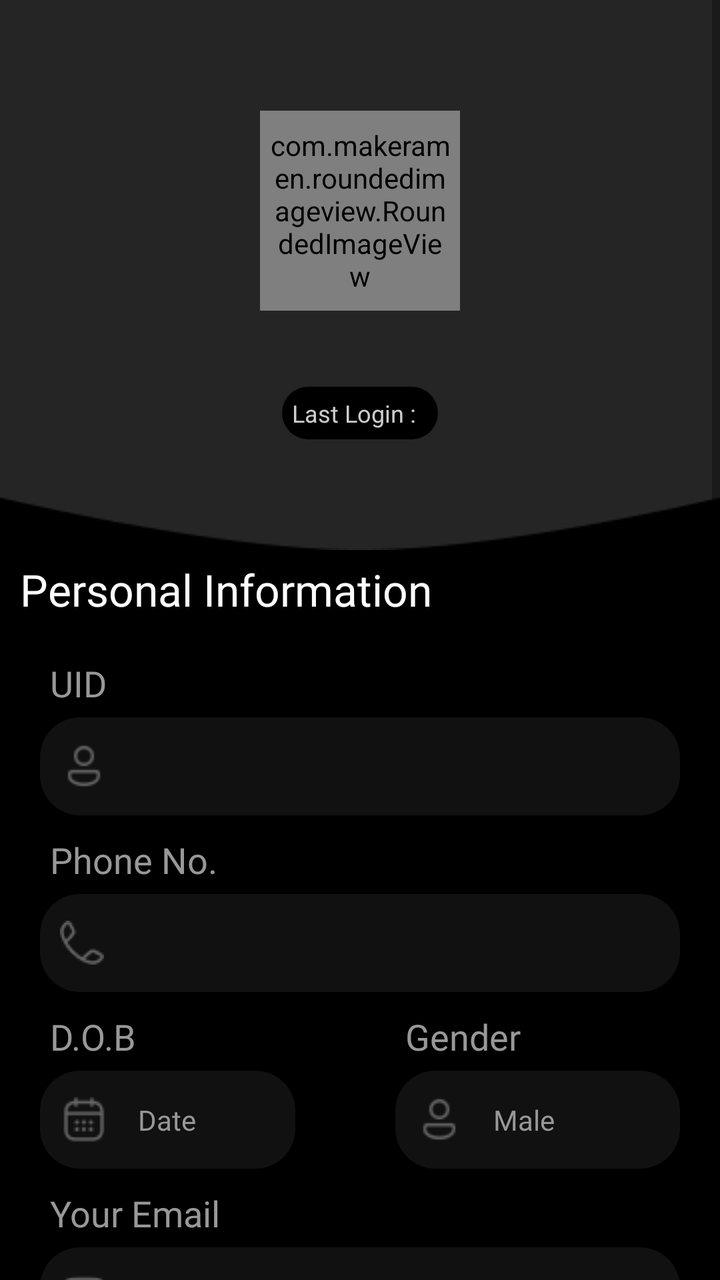
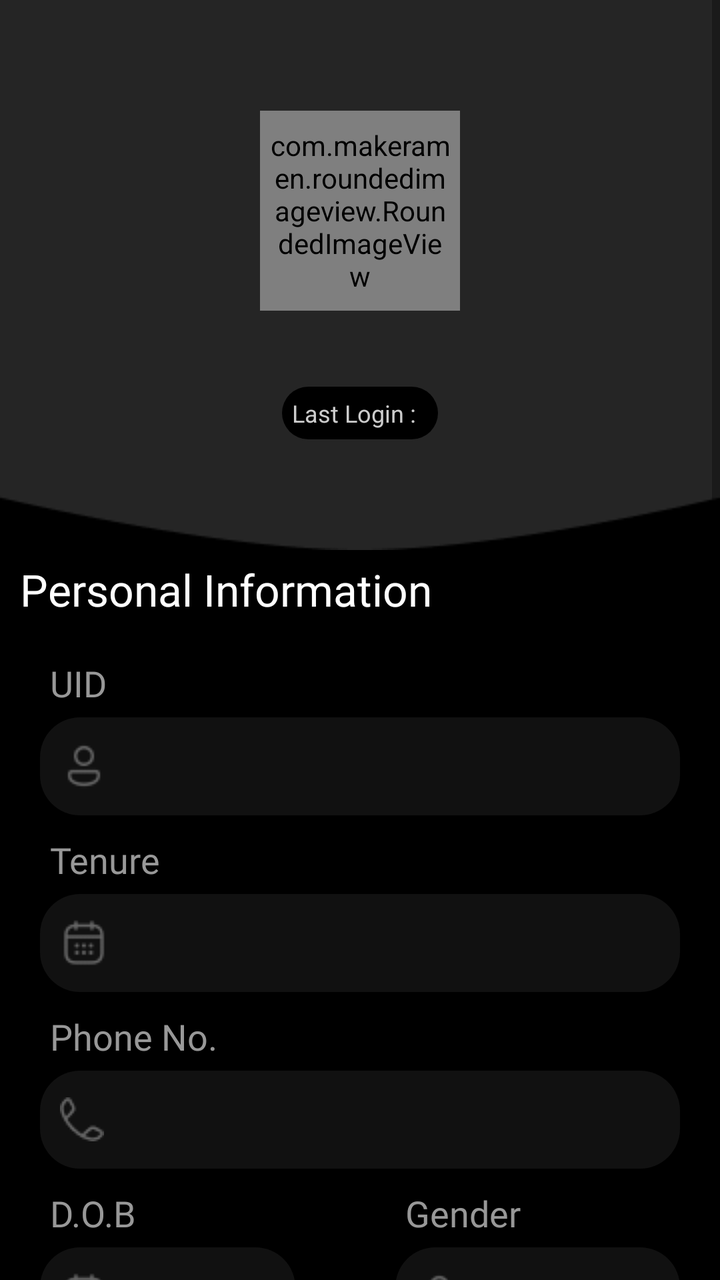

The first picture is an Android layout as it rendered before a commit; the second is the same layout after the commit. The layout source and the unified diff follow.
<!-- AndroidManifest.xml: application theme AppTheme -->
<!-- res/layout/fragment_profile2.xml -->
<?xml version="1.0" encoding="utf-8"?>
<layout xmlns:app="http://schemas.android.com/apk/res-auto">

<ScrollView xmlns:android="http://schemas.android.com/apk/res/android"
    xmlns:tools="http://schemas.android.com/tools"
    android:layout_width="match_parent"
    android:layout_height="match_parent"
    android:fitsSystemWindows="true"
    tools:context=".profile.ProfileFragment">


            <FrameLayout
                android:id="@+id/full_Layouttt"
                android:layout_width="match_parent"
                android:layout_height="match_parent"
                android:orientation="vertical">

                <LinearLayout
                    android:layout_width="match_parent"
                    android:layout_height="match_parent"
                    android:background="@color/black"
                    android:orientation="vertical">

                    <LinearLayout
                        android:id="@+id/firstLay"
                        android:layout_width="match_parent"
                        android:layout_height="wrap_content"
                        android:background="@drawable/profilebg"
                        android:gravity="center"
                        android:orientation="vertical">


                        <com.makeramen.roundedimageview.RoundedImageView
                            android:id="@+id/profilePhoto"
                            android:layout_width="@dimen/_100dp"
                            android:layout_height="@dimen/_100dp"
                            android:scaleType="centerCrop"
                            app:riv_oval="true"
                            android:padding="@dimen/_5dp"
                            android:background="@drawable/grey_bg_rounded"
                            android:layout_gravity="center" />

                        <TextView
                            android:id="@+id/name"
                            android:layout_width="wrap_content"
                            android:layout_height="wrap_content"
                            android:layout_below="@+id/profilePhoto"
                            android:fontFamily="@font/dm_sans"
                            android:text="   "
                            android:textColor="@color/white"
                            android:textSize="14dp" />

                        <TextView
                            android:id="@+id/designation"
                            android:layout_width="wrap_content"
                            android:layout_height="wrap_content"
                            android:layout_below="@+id/profilePhoto"
                            android:fontFamily="@font/dm_sans"
                            android:text=""
                            android:textColor="#989898"
                            android:textSize="14dp" />

                        <LinearLayout
                            android:layout_width="wrap_content"
                            android:layout_height="wrap_content"
                            android:background="@drawable/black_button"
                            android:orientation="horizontal"
                            android:padding="@dimen/_5dp">

                            <TextView
                                android:layout_width="wrap_content"
                                android:layout_height="wrap_content"
                                android:text="Last Login :"
                                android:textColor="@color/greyforText"
                                android:textSize="12dp" />

                            <TextView
                                android:id="@+id/lastlogin"
                                android:layout_width="wrap_content"
                                android:layout_height="wrap_content"
                                android:text="  "
                                android:textColor="@color/white"
                                android:textSize="12dp" />
                        </LinearLayout>
                    </LinearLayout>

                    <TextView
                        android:id="@+id/personalinfo"
                        android:layout_width="wrap_content"
                        android:layout_height="wrap_content"
                        android:layout_marginStart="@dimen/_10"
                        android:layout_marginTop="@dimen/_5dp"
                        android:fontFamily="@font/dm_sans"
                        android:text="Personal Information"
                        android:textColor="@color/white"
                        android:textSize="22dp" />

                    <LinearLayout
                        android:layout_width="match_parent"
                        android:layout_height="wrap_content"
                        android:layout_margin="@dimen/_10"
                        android:orientation="vertical"
                        android:padding="@dimen/_5dp">


                        <TextView
                            android:layout_width="wrap_content"
                            android:layout_height="wrap_content"
                            android:layout_marginStart="@dimen/_10"
                            android:layout_marginTop="@dimen/_5dp"
                            android:fontFamily="@font/dm_sans"
                            android:text="UID"
                            android:textColor="#989898"
                            android:textSize="@dimen/_18sp" />

                        <LinearLayout
                            android:layout_width="match_parent"
                            android:layout_height="wrap_content"
                            android:layout_margin="5dp"
                            android:background="@drawable/grey_bg_rounded">

                            <ImageView
                                android:layout_width="wrap_content"
                                android:layout_height="wrap_content"
                                android:layout_gravity="center"
                                android:layout_marginStart="@dimen/_10dp"
                                android:src="@drawable/user2" />

                            <TextView
                                android:id="@+id/userId"
                                android:layout_width="match_parent"
                                android:layout_height="wrap_content"
                                android:fontFamily="@font/dm_sans"
                                android:gravity="start"
                                android:padding="@dimen/_15"
                                android:text="      "
                                android:textColor="#989898"
                                android:textSize="14dp" />

                        </LinearLayout>

                        <TextView
                            android:layout_width="wrap_content"
                            android:layout_height="wrap_content"
                            android:layout_marginStart="@dimen/_10"
                            android:layout_marginTop="@dimen/_5dp"
                            android:fontFamily="@font/dm_sans"
                            android:text="Phone No."
                            android:textColor="#989898"
                            android:textSize="@dimen/_18sp" />

                        <LinearLayout
                            android:layout_width="match_parent"
                            android:layout_height="wrap_content"
                            android:layout_margin="5dp"
                            android:background="@drawable/grey_bg_rounded">

                            <ImageView
                                android:layout_width="wrap_content"
                                android:layout_height="wrap_content"
                                android:layout_gravity="center"
                                android:layout_marginStart="@dimen/_10dp"
                                android:src="@drawable/call" />

                            <TextView
                                android:id="@+id/phoneNum"
                                android:layout_width="match_parent"
                                android:layout_height="wrap_content"
                                android:fontFamily="@font/dm_sans"
                                android:gravity="start"
                                android:padding="@dimen/_15"
                                android:text="  "
                                android:textColor="#989898"
                                android:textSize="14dp" />

                        </LinearLayout>

                        <LinearLayout
                            android:layout_width="match_parent"
                            android:layout_height="wrap_content"
                            android:orientation="horizontal"
                            android:weightSum="2">

                            <LinearLayout
                                android:layout_width="wrap_content"
                                android:layout_height="wrap_content"
                                android:layout_marginEnd="@dimen/_20dp"
                                android:layout_weight="1"
                                android:orientation="vertical">

                                <TextView
                                    android:layout_width="wrap_content"
                                    android:layout_height="wrap_content"
                                    android:layout_marginStart="@dimen/_10"
                                    android:layout_marginTop="@dimen/_5dp"
                                    android:fontFamily="@font/dm_sans"
                                    android:text="D.O.B"
                                    android:textColor="#989898"
                                    android:textSize="@dimen/_18sp" />

                                <LinearLayout
                                    android:layout_width="match_parent"
                                    android:layout_height="wrap_content"
                                    android:layout_margin="5dp"
                                    android:background="@drawable/grey_bg_rounded">

                                    <ImageView
                                        android:layout_width="wrap_content"
                                        android:layout_height="wrap_content"
                                        android:layout_gravity="center"
                                        android:layout_marginStart="@dimen/_10dp"
                                        android:src="@drawable/calender2" />

                                    <TextView
                                        android:id="@+id/Dob"
                                        android:layout_width="match_parent"
                                        android:layout_height="wrap_content"
                                        android:fontFamily="@font/dm_sans"
                                        android:gravity="start"
                                        android:padding="@dimen/_15"
                                        android:text="Date"
                                        android:textColor="#989898"
                                        android:textSize="14dp" />

                                </LinearLayout>
                            </LinearLayout>

                            <LinearLayout
                                android:layout_width="wrap_content"
                                android:layout_height="wrap_content"
                                android:layout_marginStart="@dimen/_20dp"
                                android:layout_weight="1"
                                android:orientation="vertical">

                                <TextView
                                    android:layout_width="wrap_content"
                                    android:layout_height="wrap_content"
                                    android:layout_marginStart="@dimen/_10"
                                    android:layout_marginTop="@dimen/_5dp"
                                    android:fontFamily="@font/dm_sans"
                                    android:text="Gender"
                                    android:textColor="#989898"
                                    android:textSize="@dimen/_18sp" />

                                <LinearLayout
                                    android:layout_width="match_parent"
                                    android:layout_height="wrap_content"
                                    android:layout_margin="5dp"
                                    android:background="@drawable/grey_bg_rounded">

                                    <ImageView
                                        android:layout_width="wrap_content"
                                        android:layout_height="wrap_content"
                                        android:layout_gravity="center"
                                        android:layout_marginStart="@dimen/_10dp"
                                        android:src="@drawable/user2" />

                                    <TextView
                                        android:id="@+id/gender"
                                        android:layout_width="match_parent"
                                        android:layout_height="wrap_content"
                                        android:fontFamily="@font/dm_sans"
                                        android:gravity="start"
                                        android:padding="@dimen/_15"
                                        android:text="Male"
                                        android:textColor="#989898"
                                        android:textSize="14dp" />

                                </LinearLayout>
                            </LinearLayout>
                        </LinearLayout>

                        <TextView
                            android:layout_width="wrap_content"
                            android:layout_height="wrap_content"
                            android:layout_marginStart="@dimen/_10"
                            android:layout_marginTop="@dimen/_5dp"
                            android:fontFamily="@font/dm_sans"
                            android:text="Your Email"
                            android:textColor="#989898"
                            android:textSize="@dimen/_18sp" />

                        <LinearLayout
                            android:layout_width="match_parent"
                            android:layout_height="wrap_content"
                            android:layout_margin="5dp"
                            android:background="@drawable/grey_bg_rounded">

                            <ImageView
                                android:layout_width="wrap_content"
                                android:layout_height="wrap_content"
                                android:layout_gravity="center"
                                android:layout_marginStart="@dimen/_10dp"
                                android:src="@drawable/mail2" />

                            <TextView
                                android:id="@+id/email"
                                android:layout_width="match_parent"
                                android:layout_height="wrap_content"
                                android:fontFamily="@font/dm_sans"
                                android:gravity="start"
                                android:padding="@dimen/_15"
                                android:text="  "
                                android:textColor="#989898"
                                android:textSize="14dp" />

                        </LinearLayout>

                        <TextView
                            android:layout_width="wrap_content"
                            android:layout_height="wrap_content"
                            android:layout_marginStart="@dimen/_10"
                            android:layout_marginTop="@dimen/_5dp"
                            android:fontFamily="@font/dm_sans"
                            android:text="Address"
                            android:textColor="#989898"
                            android:textSize="@dimen/_18sp" />

                        <LinearLayout
                            android:layout_width="match_parent"
                            android:layout_height="wrap_content"
                            android:layout_margin="5dp"
                            android:background="@drawable/grey_bg_rounded">

                            <ImageView
                                android:layout_width="wrap_content"
                                android:layout_height="wrap_content"
                                android:layout_gravity="center"
                                android:layout_marginStart="@dimen/_10dp"
                                android:src="@drawable/location" />

                            <TextView
                                android:id="@+id/location"
                                android:layout_width="match_parent"
                                android:layout_height="wrap_content"
                                android:fontFamily="@font/dm_sans"
                                android:gravity="start"
                                android:padding="@dimen/_15"
                                android:text="     "
                                android:textColor="#989898"
                                android:textSize="14dp" />

                        </LinearLayout>

                    </LinearLayout>

                    <TextView
                        android:layout_width="wrap_content"
                        android:layout_height="wrap_content"
                        android:layout_marginStart="@dimen/_10"
                        android:layout_marginTop="@dimen/_5dp"
                        android:fontFamily="@font/dm_sans"
                        android:text="Company Information"
                        android:textColor="@color/white"
                        android:textSize="22dp" />

                    <LinearLayout
                        android:layout_width="match_parent"
                        android:layout_height="wrap_content"
                        android:layout_margin="@dimen/_10"
                        android:orientation="vertical"
                        android:padding="@dimen/_5dp">

                        <TextView
                            android:layout_width="wrap_content"
                            android:layout_height="wrap_content"
                            android:layout_marginStart="@dimen/_10"
                            android:layout_marginTop="@dimen/_10dp"
                            android:fontFamily="@font/dm_sans"
                            android:text="Joining Date"
                            android:textColor="#989898"
                            android:textSize="@dimen/_18sp" />

                        <LinearLayout
                            android:layout_width="match_parent"
                            android:layout_height="wrap_content"
                            android:layout_margin="5dp"
                            android:background="@drawable/grey_bg_rounded">

                            <ImageView
                                android:layout_width="wrap_content"
                                android:layout_height="wrap_content"
                                android:layout_gravity="center"
                                android:layout_marginStart="@dimen/_10dp"
                                android:src="@drawable/calender2" />

                            <TextView
                                android:id="@+id/joiningDate"
                                android:layout_width="match_parent"
                                android:layout_height="wrap_content"
                                android:fontFamily="@font/dm_sans"
                                android:gravity="start"
                                android:padding="@dimen/_15"
                                android:text="   "
                                android:textColor="#989898"
                                android:textSize="14dp" />

                        </LinearLayout>


                        <TextView
                            android:layout_width="wrap_content"
                            android:layout_height="wrap_content"
                            android:layout_marginStart="@dimen/_10"
                            android:layout_marginTop="@dimen/_5dp"
                            android:fontFamily="@font/dm_sans"
                            android:text="Department"
                            android:textColor="#989898"
                            android:textSize="@dimen/_18sp" />

                        <LinearLayout
                            android:layout_width="match_parent"
                            android:layout_height="wrap_content"
                            android:layout_margin="5dp"
                            android:background="@drawable/grey_bg_rounded">

                            <ImageView
                                android:layout_width="wrap_content"
                                android:layout_height="wrap_content"
                                android:layout_gravity="center"
                                android:layout_marginStart="@dimen/_10dp"
                                android:src="@drawable/department" />

                            <TextView
                                android:id="@+id/Department"
                                android:layout_width="match_parent"
                                android:layout_height="wrap_content"
                                android:fontFamily="@font/dm_sans"
                                android:gravity="start"
                                android:padding="@dimen/_15"
                                android:text="   "
                                android:textColor="#989898"
                                android:textSize="14dp" />

                        </LinearLayout>

                        <TextView
                            android:layout_width="wrap_content"
                            android:layout_height="wrap_content"
                            android:layout_marginStart="@dimen/_10"
                            android:layout_marginTop="@dimen/_10dp"
                            android:fontFamily="@font/dm_sans"
                            android:text="Designation"
                            android:textColor="#989898"
                            android:textSize="@dimen/_18sp" />

                        <LinearLayout
                            android:layout_width="match_parent"
                            android:layout_height="wrap_content"
                            android:layout_margin="5dp"
                            android:background="@drawable/grey_bg_rounded">

                            <ImageView
                                android:layout_width="wrap_content"
                                android:layout_height="wrap_content"
                                android:layout_gravity="center"
                                android:layout_marginStart="@dimen/_10dp"
                                android:src="@drawable/desig" />

                            <TextView
                                android:id="@+id/Designation2"
                                android:layout_width="match_parent"
                                android:layout_height="wrap_content"
                                android:fontFamily="@font/dm_sans"
                                android:gravity="start"
                                android:padding="@dimen/_15"
                                android:text=" "
                                android:textColor="#989898"
                                android:textSize="14dp" />

                        </LinearLayout>

                        <TextView
                            android:layout_width="wrap_content"
                            android:layout_height="wrap_content"
                            android:layout_marginStart="@dimen/_10"
                            android:layout_marginTop="@dimen/_10dp"
                            android:fontFamily="@font/dm_sans"
                            android:text="Reporting Manager"
                            android:textColor="#989898"
                            android:textSize="@dimen/_18sp" />

                        <LinearLayout
                            android:layout_width="match_parent"
                            android:layout_height="wrap_content"
                            android:layout_margin="5dp"
                            android:background="@drawable/grey_bg_rounded">

                            <ImageView
                                android:layout_width="wrap_content"
                                android:layout_height="wrap_content"
                                android:layout_gravity="center"
                                android:layout_marginStart="@dimen/_10dp"
                                android:src="@drawable/user2" />

                            <TextView
                                android:id="@+id/ReportingManager"
                                android:layout_width="match_parent"
                                android:layout_height="wrap_content"
                                android:fontFamily="@font/dm_sans"
                                android:gravity="start"
                                android:padding="@dimen/_15"
                                android:text="------- "
                                android:textColor="#989898"
                                android:textSize="14dp" />

                        </LinearLayout>
                    </LinearLayout>

                    <TextView
                        android:id="@+id/userDocument"
                        android:layout_width="match_parent"
                        android:layout_height="wrap_content"
                        android:layout_marginStart="@dimen/_20dp"
                        android:layout_marginTop="@dimen/_10dp"
                        android:layout_marginEnd="@dimen/_20dp"
                        android:background="@drawable/light_grey_bg"
                        android:fontFamily="@font/dm_sans"
                        android:gravity="center"
                        android:paddingTop="@dimen/_20dp"
                        android:paddingBottom="@dimen/_20dp"
                        android:text="User Documentation"
                        android:textColor="#6499E8"
                        android:textSize="@dimen/_18sp"
                        android:textStyle="bold" />

                    <TextView
                        android:id="@+id/changePassword"
                        android:layout_width="match_parent"
                        android:layout_height="wrap_content"
                        android:layout_marginStart="@dimen/_20dp"
                        android:layout_marginTop="@dimen/_15"
                        android:layout_marginEnd="@dimen/_20dp"
                        android:background="@drawable/light_grey_bg"
                        android:fontFamily="@font/dm_sans"
                        android:gravity="center"
                        android:paddingTop="@dimen/_20dp"
                        android:paddingBottom="@dimen/_20dp"
                        android:text="Change Password"
                        android:textColor="#6499E8"
                        android:textSize="@dimen/_18sp"
                        android:textStyle="bold" />

                    <TextView
                        android:id="@+id/saveChanges"
                        android:layout_width="match_parent"
                        android:layout_height="wrap_content"
                        android:layout_marginStart="@dimen/_20dp"
                        android:layout_marginTop="@dimen/_10dp"
                        android:layout_marginEnd="@dimen/_20dp"
                        android:background="@drawable/blue_bg"
                        android:fontFamily="@font/dm_sans"
                        android:gravity="center"
                        android:paddingTop="@dimen/_20dp"
                        android:paddingBottom="@dimen/_20dp"
                        android:text="Save Changes"
                        android:textColor="@color/white"
                        android:textSize="@dimen/_18sp"
                        android:textStyle="bold" />

                    <TextView
                        android:id="@+id/signOut"
                        android:layout_width="match_parent"
                        android:layout_height="wrap_content"
                        android:layout_marginStart="@dimen/_20dp"
                        android:layout_marginTop="@dimen/_10dp"
                        android:layout_marginEnd="@dimen/_20dp"
                        android:background="@drawable/signout_btn"
                        android:fontFamily="@font/dm_sans"
                        android:gravity="center"
                        android:layout_marginBottom="@dimen/_10"
                        android:paddingTop="@dimen/_20dp"
                        android:paddingBottom="@dimen/_20dp"
                        android:text="Sign out"
                        android:textColor="#FF2828"
                        android:textSize="@dimen/_18sp"
                        android:textStyle="bold" />


                </LinearLayout>
            </FrameLayout>
        </ScrollView>
    </layout>
<!-- resources referenced by this layout -->
<resources>
  <color name="black">#FF000000</color>
  <color name="greyforText">#CCCCCC</color>
  <color name="white">#FFFFFF</color>
  <dimen name="_10">10dp</dimen>
  <dimen name="_100dp">100dp</dimen>
  <dimen name="_10dp">10dp</dimen>
  <dimen name="_15">15dp</dimen>
  <dimen name="_18sp">18sp</dimen>
  <dimen name="_20dp">20dp</dimen>
  <dimen name="_5dp">5dp</dimen>
  <!-- drawable black_button (drawable) -->
  <shape xmlns:android="http://schemas.android.com/apk/res/android"
      android:shape="rectangle">
      <solid android:color="#000000"/>
      <corners android:radius="25dp" /> 
  </shape>
  <!-- drawable blue_bg (drawable) -->
  <?xml version="1.0" encoding="utf-8"?>
  <shape xmlns:android="http://schemas.android.com/apk/res/android"
      android:shape="rectangle">
      <solid android:color="@color/lightBlue"/>
  <corners android:radius="@dimen/_20dp"/>
  </shape>
  <!-- drawable calender2: png bitmap (drawable, 791 bytes) -->
  <!-- drawable call: png bitmap (drawable, 615 bytes) -->
  <!-- drawable department: png bitmap (drawable, 486 bytes) -->
  <!-- drawable desig: png bitmap (drawable, 545 bytes) -->
  <!-- drawable grey_bg_rounded (drawable) -->
  <?xml version="1.0" encoding="utf-8"?>
  <shape xmlns:android="http://schemas.android.com/apk/res/android"
      android:shape="rectangle">
  <solid android:color="@color/greyBackground"/>
      <corners android:radius="@dimen/_20dp"/>
  </shape>
  <!-- drawable light_grey_bg (drawable) -->
  <?xml version="1.0" encoding="utf-8"?>
  <shape xmlns:android="http://schemas.android.com/apk/res/android"
      android:shape="rectangle">
      <solid android:color="@color/lightGreycolor"/>
      <corners android:radius="@dimen/_20dp"/>
  </shape>
  <!-- drawable location: png bitmap (drawable, 836 bytes) -->
  <!-- drawable mail2: png bitmap (drawable, 599 bytes) -->
  <!-- drawable profilebg: png bitmap (drawable, 1745 bytes) -->
  <!-- drawable signout_btn (drawable) -->
  <?xml version="1.0" encoding="utf-8"?>
  <shape xmlns:android="http://schemas.android.com/apk/res/android"
      android:shape="rectangle">
      <solid android:color="#330505"/>
      <corners android:radius="@dimen/_20dp"/>
      <stroke
          android:color="#FF0000" android:width="2dp"/>
  </shape>
  <!-- drawable user2: png bitmap (drawable, 738 bytes) -->
  <style name="AppTheme" parent="Theme.MaterialComponents.Light.NoActionBar">
          <item name="colorPrimaryDark">@color/black</item>
          <item name="colorSurface">@color/white</item>
      </style>
  <color name="lightBlue">#5E90FF</color>
  <color name="greyBackground">#111111</color>
  <color name="lightGreycolor">#252525</color>
</resources>

<!-- the commit's change to res/layout/fragment_profile2.xml (unified diff, before → after) -->
@@ -128,6 +128,41 @@
 
                             <TextView
                                 android:id="@+id/userId"
+                                android:layout_width="match_parent"
+                                android:layout_height="wrap_content"
+                                android:fontFamily="@font/dm_sans"
+                                android:gravity="start"
+                                android:padding="@dimen/_15"
+                                android:text="      "
+                                android:textColor="#989898"
+                                android:textSize="14dp" />
+
+                        </LinearLayout>
+                        <TextView
+                            android:layout_width="wrap_content"
+                            android:layout_height="wrap_content"
+                            android:layout_marginStart="@dimen/_10"
+                            android:layout_marginTop="@dimen/_5dp"
+                            android:fontFamily="@font/dm_sans"
+                            android:text="Tenure"
+                            android:textColor="#989898"
+                            android:textSize="@dimen/_18sp" />
+
+                        <LinearLayout
+                            android:layout_width="match_parent"
+                            android:layout_height="wrap_content"
+                            android:layout_margin="5dp"
+                            android:background="@drawable/grey_bg_rounded">
+
+                            <ImageView
+                                android:layout_width="wrap_content"
+                                android:layout_height="wrap_content"
+                                android:layout_gravity="center"
+                                android:layout_marginStart="@dimen/_10dp"
+                                android:src="@drawable/calender2" />
+
+                            <TextView
+                                android:id="@+id/tenure"
                                 android:layout_width="match_parent"
                                 android:layout_height="wrap_content"
                                 android:fontFamily="@font/dm_sans"
